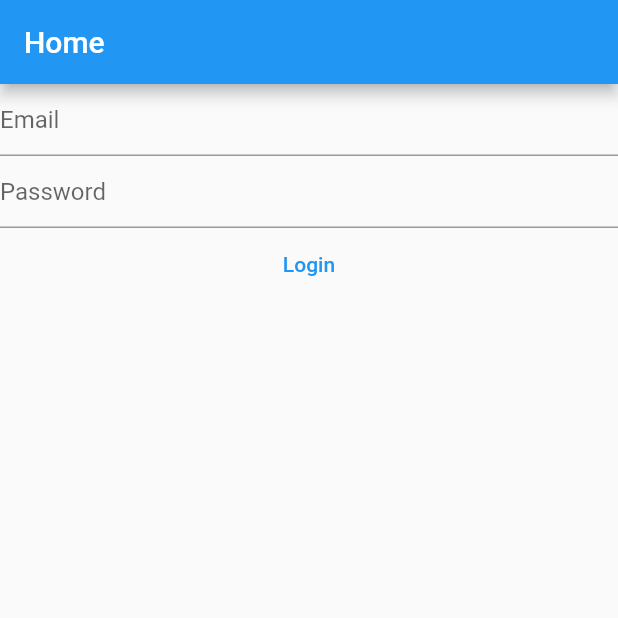
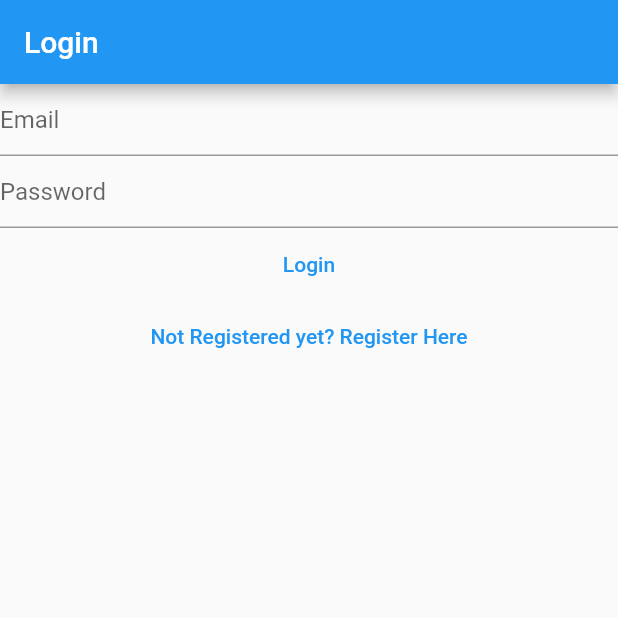
Before and after one commit to mfpullen22/mynotes_app, a Flutter app: the screen it shows after launch, on a phone screen of 412 x 824 dp, the top half of it. Run offline on Flutter 3.47's test engine with Material 2 defaults, Android fonts, the phone set to English and light mode, and no system bars; our stand-ins replace firebase_auth, firebase_core; accounts and stored records are empty.

Commit message:
Connected login, register views

```diff
--- a/lib/main.dart
+++ b/lib/main.dart
@@ -2,6 +2,8 @@ import 'package:firebase_auth/firebase_auth.dart';
 import 'package:firebase_core/firebase_core.dart';
 import 'package:flutter/material.dart';
 import 'package:mynotes/views/login_view.dart';
+import 'package:mynotes/views/register_view.dart';
+import 'package:mynotes/views/verify_email_view.dart';
 import 'firebase_options.dart';
 
 void main() {
@@ -13,7 +15,10 @@ void main() {
           primarySwatch: Colors.blue,
         ),
         home: const HomePage(),
-    ),
+        routes: {
+          "/login": (context) => const LoginView(),
+          "/register": (context) => const RegisterView(),
+        }),
   );
 }
 
@@ -22,18 +27,24 @@ class HomePage extends StatelessWidget {
 
   @override
   Widget build(BuildContext context) {
-    return Scaffold(
-      appBar: AppBar(
-        title: const Text("Home"),
-      ),
-      body: FutureBuilder(
+    return FutureBuilder(
       future: Firebase.initializeApp(
         options: DefaultFirebaseOptions.currentPlatform,
       ),
       builder: (context, snapshot) {
         switch (snapshot.connectionState) {
           case ConnectionState.done:
-              // final user = FirebaseAuth.instance.currentUser;
+            final user = FirebaseAuth.instance.currentUser;
+            if (user != null) {
+              if (user.emailVerified) {
+                print("Email is Verified!");
+              } else {
+                return const VerifyEmailView();
+              }
+            } else {
+              return const LoginView();
+            }
+            return const Text("Done!");
             // if (user?.emailVerified ?? false) {
             //   return const Text("Done!");
             // } else {
@@ -46,32 +57,6 @@ class HomePage extends StatelessWidget {
             );
         }
       },
-      ),
     );
   }
 }
-
-class VerifyEmailView extends StatefulWidget {
-  const VerifyEmailView({Key? key}) : super(key: key);
-
-  @override
-  State<VerifyEmailView> createState() => _VerifyEmailViewState();
-}
-
-class _VerifyEmailViewState extends State<VerifyEmailView> {
-  @override
-  Widget build(BuildContext context) {
-    return Column(
-      children: [
-        const Text("Please verify your email address:"),
-        TextButton(
-          onPressed: () async {
-            final user = FirebaseAuth.instance.currentUser;
-            await user?.sendEmailVerification();
-          },
-          child: const Text("Send Email Verification"),
-        ),
-      ],
-    );
-  }
-}
--- a/lib/views/login_view.dart
+++ b/lib/views/login_view.dart
@@ -28,7 +28,11 @@ class _LoginViewState extends State<LoginView> {
 
   @override
   Widget build(BuildContext context) {
-    return Column(
+    return Scaffold(
+      appBar: AppBar(
+        title: const Text("Login"),
+      ),
+      body: Column(
         children: [
           TextField(
             controller: _email,
@@ -50,7 +54,8 @@ class _LoginViewState extends State<LoginView> {
               final password = _password.text;
               try {
                 final userCredential = await FirebaseAuth.instance
-                  .signInWithEmailAndPassword(email: email, password: password);
+                    .signInWithEmailAndPassword(
+                        email: email, password: password);
                 print(userCredential);
               } on FirebaseAuthException catch (e) {
                 if (e.code == "user-not-found") {
@@ -62,7 +67,15 @@ class _LoginViewState extends State<LoginView> {
             },
             child: const Text("Login"),
           ),
+          TextButton(
+            onPressed: () {
+              Navigator.of(context)
+                  .pushNamedAndRemoveUntil("/register", (route) => false);
+            },
+            child: const Text("Not Registered yet? Register Here"),
+          )
         ],
+      ),
     );
   }
 }
--- a/lib/views/register_view.dart
+++ b/lib/views/register_view.dart
@@ -28,7 +28,11 @@ class _RegisterViewState extends State<RegisterView> {
 
   @override
   Widget build(BuildContext context) {
-    return Column(
+    return Scaffold(
+      appBar: AppBar(
+        title: const Text("Register"),
+      ),
+      body: Column(
         children: [
           TextField(
             controller: _email,
@@ -65,7 +69,15 @@ class _RegisterViewState extends State<RegisterView> {
             },
             child: const Text("Register"),
           ),
+          TextButton(
+            onPressed: () {
+              Navigator.of(context)
+                  .pushNamedAndRemoveUntil("/login", (route) => false);
+            },
+            child: const Text("Already Registered? Login here!"),
+          )
         ],
+      ),
     );
   }
 }
```
Also changed, not shown: lib/views/verify_email_view.dart (added, +32 -0 lines). Lines whose indentation alone changed are shown as unchanged.
